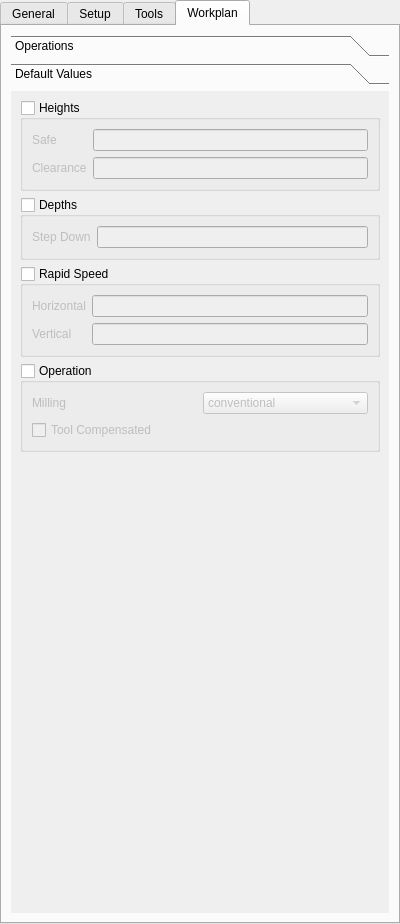
Above: src/Mod/Path/Gui/Resources/panels/PathEdit.ui from berndhahnebach/All_FreeCAD before the change. Below: the same form after it.
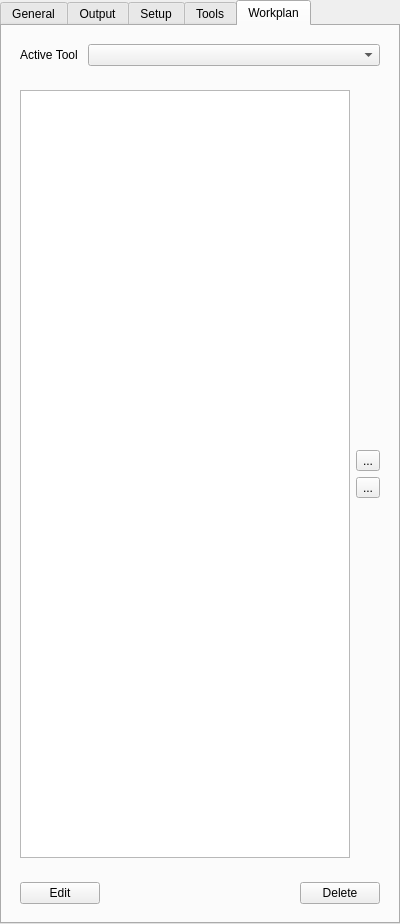
That is the form after the change. The open tabs and pages were chosen to show the change. Icons and pictures are not drawn. Custom widgets are drawn as their Qt base class.

Commit message: Simplified UI; added support for arbitrary callbacks for edit of icon view provider - use that to open up job editor with appropriate page open (avoids back dependency from stock gui to job gui).

```diff
--- a/src/Mod/Path/Gui/Resources/panels/PathEdit.ui
+++ b/src/Mod/Path/Gui/Resources/panels/PathEdit.ui
@@ -14,34 +14,16 @@
    <string>Job Edit</string>
   </property>
   <property name="currentIndex">
-   <number>3</number>
+   <number>4</number>
   </property>
   <widget class="QWidget" name="tabGeneral">
    <attribute name="title">
     <string>General</string>
    </attribute>
-   <layout class="QVBoxLayout" name="verticalLayout">
-    <item>
-     <widget class="QToolBox" name="tbGeneral">
-      <property name="currentIndex">
-       <number>0</number>
-      </property>
-      <widget class="QWidget" name="pageInfo">
-       <property name="geometry">
-        <rect>
-         <x>0</x>
-         <y>0</y>
-         <width>378</width>
-         <height>793</height>
-        </rect>
-       </property>
-       <attribute name="label">
-        <string>Info</string>
-       </attribute>
-       <layout class="QFormLayout" name="formLayout_2">
-        <property name="fieldGrowthPolicy">
-         <enum>QFormLayout::AllNonFixedFieldsGrow</enum>
-        </property>
+   <layout class="QGridLayout" name="gridLayout_3">
+    <item row="2" column="1">
+     <widget class="QComboBox" name="jobModel"/>
+    </item>
         <item row="0" column="0">
          <widget class="QLabel" name="label">
           <property name="text">
@@ -49,51 +31,46 @@
           </property>
          </widget>
         </item>
-        <item row="0" column="1">
-         <widget class="QLineEdit" name="infoLabel"/>
-        </item>
-        <item row="1" column="0">
+    <item row="2" column="0">
          <widget class="QLabel" name="label_2">
           <property name="text">
            <string>Model</string>
           </property>
          </widget>
         </item>
-        <item row="2" column="0">
-         <widget class="QLabel" name="label_8">
-          <property name="enabled">
-           <bool>false</bool>
-          </property>
+    <item row="0" column="1">
+     <widget class="QLineEdit" name="jobLabel"/>
+    </item>
+    <item row="4" column="0">
+     <spacer name="verticalSpacer_4">
+      <property name="orientation">
+       <enum>Qt::Vertical</enum>
+      </property>
+      <property name="sizeHint" stdset="0">
+       <size>
+        <width>20</width>
+        <height>40</height>
+       </size>
+      </property>
+     </spacer>
+    </item>
+    <item row="3" column="0">
+     <widget class="QLabel" name="label_5">
           <property name="text">
-           <string>Material      </string>
+       <string>Description</string>
           </property>
          </widget>
         </item>
-        <item row="2" column="1">
-         <widget class="QComboBox" name="infoMaterial">
-          <property name="enabled">
-           <bool>false</bool>
-          </property>
-         </widget>
-        </item>
-        <item row="1" column="1">
-         <widget class="QComboBox" name="infoModel"/>
+    <item row="3" column="1">
+     <widget class="QPlainTextEdit" name="jobDescription"/>
         </item>
        </layout>
       </widget>
-      <widget class="QWidget" name="pagePostProcessor">
-       <property name="geometry">
-        <rect>
-         <x>0</x>
-         <y>0</y>
-         <width>233</width>
-         <height>135</height>
-        </rect>
-       </property>
-       <attribute name="label">
-        <string>Post Processing</string>
-       </attribute>
-       <layout class="QGridLayout" name="gridLayout_16">
+  <widget class="QWidget" name="tabOutput">
+   <attribute name="title">
+    <string>Output</string>
+   </attribute>
+   <layout class="QGridLayout" name="gridLayout">
         <item row="0" column="0">
          <widget class="QLabel" name="label_9">
           <property name="text">
@@ -147,14 +124,10 @@
           <property name="sizeHint" stdset="0">
            <size>
             <width>20</width>
-            <height>655</height>
+        <height>747</height>
            </size>
           </property>
          </spacer>
-        </item>
-       </layout>
-      </widget>
-     </widget>
     </item>
    </layout>
   </widget>
@@ -162,28 +135,7 @@
    <attribute name="title">
     <string>Setup</string>
    </attribute>
-   <layout class="QVBoxLayout" name="verticalLayout_6">
-    <item>
-     <widget class="QToolBox" name="tbSetup">
-      <property name="enabled">
-       <bool>true</bool>
-      </property>
-      <property name="currentIndex">
-       <number>0</number>
-      </property>
-      <widget class="QWidget" name="pageLayout">
-       <property name="geometry">
-        <rect>
-         <x>0</x>
-         <y>0</y>
-         <width>378</width>
-         <height>830</height>
-        </rect>
-       </property>
-       <attribute name="label">
-        <string>Layout</string>
-       </attribute>
-       <layout class="QVBoxLayout" name="verticalLayout_7">
+   <layout class="QVBoxLayout" name="verticalLayout">
         <item>
          <widget class="QGroupBox" name="stockGroup">
           <property name="title">
@@ -434,14 +386,10 @@
           <property name="sizeHint" stdset="0">
            <size>
             <width>20</width>
-            <height>40</height>
+        <height>195</height>
            </size>
           </property>
          </spacer>
-        </item>
-       </layout>
-      </widget>
-     </widget>
     </item>
    </layout>
   </widget>
@@ -449,25 +397,7 @@
    <attribute name="title">
     <string>Tools</string>
    </attribute>
-   <layout class="QVBoxLayout" name="verticalLayout_8">
-    <item>
-     <widget class="QToolBox" name="tbTools">
-      <property name="currentIndex">
-       <number>0</number>
-      </property>
-      <widget class="QWidget" name="pageToolController">
-       <property name="geometry">
-        <rect>
-         <x>0</x>
-         <y>0</y>
-         <width>378</width>
-         <height>830</height>
-        </rect>
-       </property>
-       <attribute name="label">
-        <string>Tool Controller</string>
-       </attribute>
-       <layout class="QVBoxLayout" name="verticalLayout_9">
+   <layout class="QVBoxLayout" name="verticalLayout_3">
         <item>
          <widget class="QTableWidget" name="toolControllerList">
           <attribute name="verticalHeaderVisible">
@@ -545,33 +475,11 @@
         </item>
        </layout>
       </widget>
-     </widget>
-    </item>
-   </layout>
-  </widget>
   <widget class="QWidget" name="tabWorkplan">
    <attribute name="title">
     <string>Workplan</string>
    </attribute>
-   <layout class="QVBoxLayout" name="verticalLayout_10">
-    <item>
-     <widget class="QToolBox" name="tbWorkplan">
-      <property name="currentIndex">
-       <number>0</number>
-      </property>
-      <widget class="QWidget" name="pageOperations">
-       <property name="geometry">
-        <rect>
-         <x>0</x>
-         <y>0</y>
-         <width>378</width>
-         <height>793</height>
-        </rect>
-       </property>
-       <attribute name="label">
-        <string>Operations</string>
-       </attribute>
-       <layout class="QVBoxLayout" name="verticalLayout_11">
+   <layout class="QVBoxLayout" name="verticalLayout_4">
         <item>
          <widget class="QWidget" name="activeToolGroup" native="true">
           <layout class="QFormLayout" name="formLayout_3">
@@ -696,176 +604,6 @@
         </item>
        </layout>
       </widget>
-      <widget class="QWidget" name="pageDefaultValues">
-       <property name="geometry">
-        <rect>
-         <x>0</x>
-         <y>0</y>
-         <width>395</width>
-         <height>778</height>
-        </rect>
-       </property>
-       <attribute name="label">
-        <string>Default Values</string>
-       </attribute>
-       <layout class="QVBoxLayout" name="verticalLayout_14">
-        <item>
-         <widget class="QGroupBox" name="groupBox_5">
-          <property name="title">
-           <string>Heights</string>
-          </property>
-          <property name="checkable">
-           <bool>true</bool>
-          </property>
-          <property name="checked">
-           <bool>false</bool>
-          </property>
-          <layout class="QGridLayout" name="gridLayout_4">
-           <item row="0" column="0">
-            <widget class="QLabel" name="label_14">
-             <property name="text">
-              <string>Safe</string>
-             </property>
-            </widget>
-           </item>
-           <item row="0" column="1">
-            <widget class="Gui::InputField" name="defaultSafeHeight"/>
-           </item>
-           <item row="1" column="1">
-            <widget class="Gui::InputField" name="defaultClearanceHeight"/>
-           </item>
-           <item row="1" column="0">
-            <widget class="QLabel" name="label_15">
-             <property name="text">
-              <string>Clearance</string>
-             </property>
-            </widget>
-           </item>
-          </layout>
-         </widget>
-        </item>
-        <item>
-         <widget class="QGroupBox" name="groupBox_6">
-          <property name="title">
-           <string>Depths</string>
-          </property>
-          <property name="checkable">
-           <bool>true</bool>
-          </property>
-          <property name="checked">
-           <bool>false</bool>
-          </property>
-          <layout class="QGridLayout" name="gridLayout_5">
-           <item row="0" column="0">
-            <widget class="QLabel" name="label_16">
-             <property name="text">
-              <string>Step Down</string>
-             </property>
-            </widget>
-           </item>
-           <item row="0" column="1">
-            <widget class="Gui::InputField" name="defaultStepDown"/>
-           </item>
-          </layout>
-         </widget>
-        </item>
-        <item>
-         <widget class="QGroupBox" name="groupBox">
-          <property name="title">
-           <string>Rapid Speed</string>
-          </property>
-          <property name="checkable">
-           <bool>true</bool>
-          </property>
-          <property name="checked">
-           <bool>false</bool>
-          </property>
-          <layout class="QFormLayout" name="formLayout">
-           <item row="0" column="0">
-            <widget class="QLabel" name="label_3">
-             <property name="text">
-              <string>Horizontal</string>
-             </property>
-            </widget>
-           </item>
-           <item row="0" column="1">
-            <widget class="Gui::InputField" name="lineEdit"/>
-           </item>
-           <item row="1" column="1">
-            <widget class="Gui::InputField" name="lineEdit_2"/>
-           </item>
-           <item row="1" column="0">
-            <widget class="QLabel" name="label_4">
-             <property name="text">
-              <string>Vertical</string>
-             </property>
-            </widget>
-           </item>
-          </layout>
-         </widget>
-        </item>
-        <item>
-         <widget class="QGroupBox" name="groupBox_7">
-          <property name="title">
-           <string>Operation</string>
-          </property>
-          <property name="checkable">
-           <bool>true</bool>
-          </property>
-          <property name="checked">
-           <bool>false</bool>
-          </property>
-          <layout class="QGridLayout" name="gridLayout_6">
-           <item row="0" column="0">
-            <widget class="QLabel" name="label_17">
-             <property name="text">
-              <string>Milling</string>
-             </property>
-            </widget>
-           </item>
-           <item row="0" column="1">
-            <widget class="QComboBox" name="defaultMillingOp">
-             <item>
-              <property name="text">
-               <string>conventional</string>
-              </property>
-             </item>
-             <item>
-              <property name="text">
-               <string>climb</string>
-              </property>
-             </item>
-            </widget>
-           </item>
-           <item row="1" column="0">
-            <widget class="QCheckBox" name="defaultToolCompensation">
-             <property name="text">
-              <string>Tool Compensated</string>
-             </property>
-            </widget>
-           </item>
-          </layout>
-         </widget>
-        </item>
-        <item>
-         <spacer name="verticalSpacer_3">
-          <property name="orientation">
-           <enum>Qt::Vertical</enum>
-          </property>
-          <property name="sizeHint" stdset="0">
-           <size>
-            <width>20</width>
-            <height>40</height>
-           </size>
-          </property>
-         </spacer>
-        </item>
-       </layout>
-      </widget>
-     </widget>
-    </item>
-   </layout>
-  </widget>
  </widget>
  <customwidgets>
   <customwidget>
```
Left out of the diff: 44 changed lines with no effect on the pictures. Lines whose indentation alone changed are shown as unchanged. The commit also changes 2 other files.
